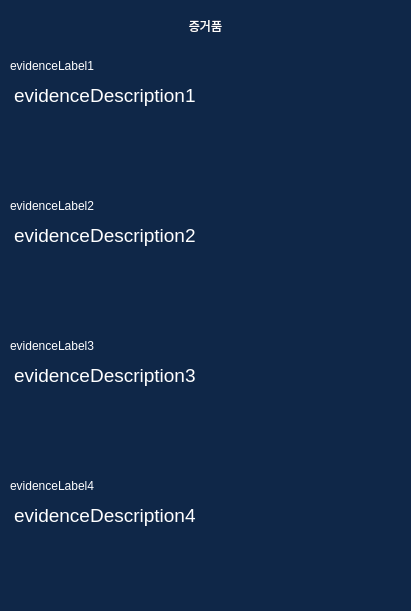
Before: the Qt Designer form core/ui/qt_designer/evidenceWindow.ui in Apex-LogiCourt/pi5-local-app, drawn with Qt 5.
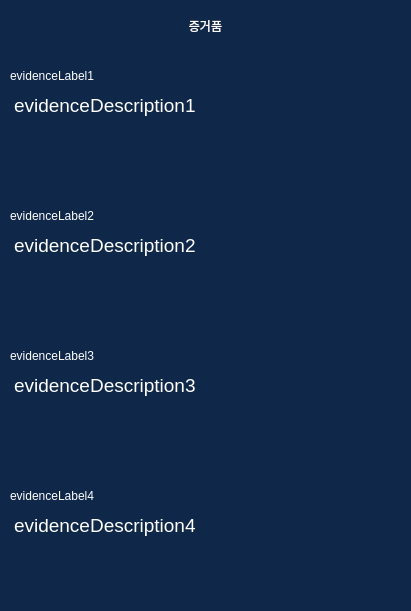
After: the same form once the commit is applied.

Commit message: refactor: evidenceWindow UI 수정

```diff
--- a/core/ui/qt_designer/evidenceWindow.ui
+++ b/core/ui/qt_designer/evidenceWindow.ui
@@ -44,7 +44,7 @@
    <property name="geometry">
     <rect>
      <x>10</x>
-     <y>40</y>
+     <y>50</y>
      <width>391</width>
      <height>51</height>
     </rect>
@@ -69,7 +69,7 @@
    <property name="geometry">
     <rect>
      <x>10</x>
-     <y>180</y>
+     <y>190</y>
      <width>391</width>
      <height>51</height>
     </rect>
@@ -94,7 +94,7 @@
    <property name="geometry">
     <rect>
      <x>10</x>
-     <y>320</y>
+     <y>330</y>
      <width>391</width>
      <height>51</height>
     </rect>
@@ -119,7 +119,7 @@
    <property name="geometry">
     <rect>
      <x>10</x>
-     <y>460</y>
+     <y>470</y>
      <width>391</width>
      <height>51</height>
     </rect>
@@ -147,7 +147,7 @@
    <property name="geometry">
     <rect>
      <x>10</x>
-     <y>80</y>
+     <y>90</y>
      <width>391</width>
      <height>101</height>
     </rect>
@@ -195,7 +195,7 @@
    <property name="geometry">
     <rect>
      <x>10</x>
-     <y>220</y>
+     <y>230</y>
      <width>391</width>
      <height>101</height>
     </rect>
@@ -243,7 +243,7 @@
    <property name="geometry">
     <rect>
      <x>10</x>
-     <y>360</y>
+     <y>370</y>
      <width>391</width>
      <height>101</height>
     </rect>
@@ -291,7 +291,7 @@
    <property name="geometry">
     <rect>
      <x>10</x>
-     <y>500</y>
+     <y>510</y>
      <width>391</width>
      <height>101</height>
     </rect>
```
